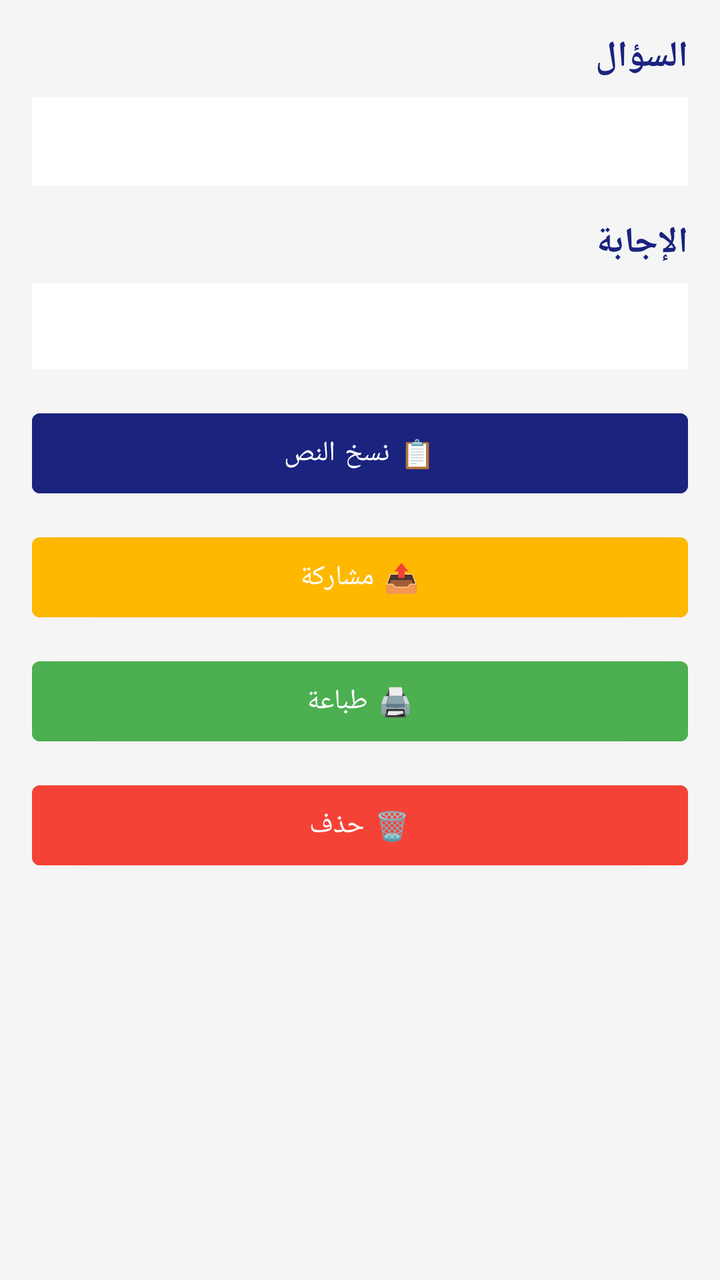
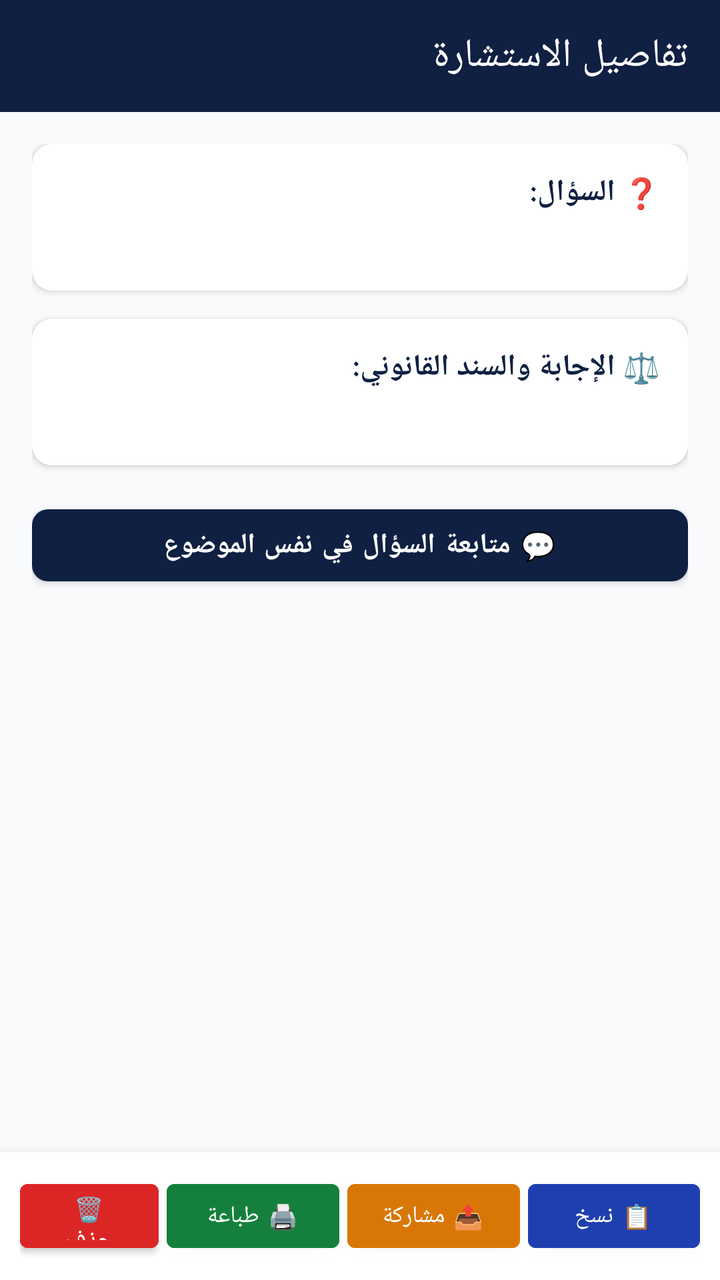

Two renders of the same Android screen: before a commit and after it. Below are the layout's source before the change and the commit's diff.
<!-- AndroidManifest.xml: application theme Theme.AlMustashar -->
<!-- res/layout/activity_query_detail.xml -->
<?xml version="1.0" encoding="utf-8"?>
<ScrollView xmlns:android="http://schemas.android.com/apk/res/android"
    android:layout_width="match_parent" android:layout_height="match_parent"
    android:background="#F5F5F5">
    <LinearLayout android:layout_width="match_parent" android:layout_height="wrap_content"
        android:orientation="vertical" android:padding="16dp">
        <TextView android:layout_width="match_parent" android:layout_height="wrap_content"
            android:text="السؤال" android:textColor="#1A237E" android:textSize="18sp"
            android:textStyle="bold" />
        <TextView android:id="@+id/tvQueryDetailQuestion" android:layout_width="match_parent"
            android:layout_height="wrap_content" android:layout_marginTop="8dp"
            android:padding="12dp" android:background="#FFFFFF"
            android:textColor="#212121" android:textSize="15sp" android:textIsSelectable="true" />
        <TextView android:layout_width="match_parent" android:layout_height="wrap_content"
            android:layout_marginTop="16dp" android:text="الإجابة" android:textColor="#1A237E"
            android:textSize="18sp" android:textStyle="bold" />
        <TextView android:id="@+id/tvQueryDetailAnswer" android:layout_width="match_parent"
            android:layout_height="wrap_content" android:layout_marginTop="8dp"
            android:padding="12dp" android:background="#FFFFFF"
            android:textColor="#212121" android:textSize="14sp" android:textIsSelectable="true" />
        <Button android:id="@+id/btnCopy" android:layout_width="match_parent"
            android:layout_height="52dp" android:layout_marginTop="16dp"
            android:text="📋 نسخ النص" android:textColor="#FFFFFF" android:backgroundTint="#1A237E" />
        <Button android:id="@+id/btnShare" android:layout_width="match_parent"
            android:layout_height="52dp" android:layout_marginTop="10dp"
            android:text="📤 مشاركة" android:textColor="#FFFFFF" android:backgroundTint="#FFB800" />
        <Button android:id="@+id/btnPrint" android:layout_width="match_parent"
            android:layout_height="52dp" android:layout_marginTop="10dp"
            android:text="🖨️ طباعة" android:textColor="#FFFFFF" android:backgroundTint="#4CAF50" />
        <Button android:id="@+id/btnDelete" android:layout_width="match_parent"
            android:layout_height="52dp" android:layout_marginTop="10dp"
            android:text="🗑️ حذف" android:textColor="#FFFFFF" android:backgroundTint="#F44336" />
    </LinearLayout>
</ScrollView>
<!-- resources referenced by this layout -->
<resources>
  <style name="Theme.AlMustashar" parent="Theme.MaterialComponents.DayNight.NoActionBar">
          
          <item name="colorPrimary">@color/primary</item>
          <item name="colorPrimaryVariant">@color/primary_dark</item>
          <item name="colorOnPrimary">@color/text_on_primary</item>
  
          
          <item name="colorSecondary">@color/accent</item>
          <item name="colorSecondaryVariant">@color/accent_dark</item>
          <item name="colorOnSecondary">@color/text_primary</item>
  
          
          <item name="android:colorBackground">@color/background</item>
          <item name="colorSurface">@color/surface</item>
          <item name="colorOnSurface">@color/text_primary</item>
  
          
          <item name="colorError">@color/error</item>
          <item name="colorOnError">@color/text_on_primary</item>
  
          
          <item name="android:statusBarColor">@color/primary_dark</item>
          <item name="android:windowLightStatusBar">false</item>
  
          
          <item name="android:navigationBarColor">@color/primary_dark</item>
  
          
          <item name="android:textColorPrimary">@color/text_primary</item>
          <item name="android:textColorSecondary">@color/text_secondary</item>
          <item name="android:textColorHint">@color/text_hint</item>
  
          
          <item name="android:fontFamily">sans-serif</item>
          <item name="fontFamily">sans-serif</item>
      </style>
  <color name="primary">#1A237E</color>
  <color name="primary_dark">#0D1442</color>
  <color name="text_on_primary">#FFFFFF</color>
  <color name="accent">#FFB800</color>
  <color name="accent_dark">#C68A00</color>
  <color name="text_primary">#212121</color>
  <color name="background">#F5F5F5</color>
  <color name="surface">#FFFFFF</color>
  <color name="error">#F44336</color>
  <color name="text_secondary">#757575</color>
  <color name="text_hint">#BDBDBD</color>
</resources>

<!-- the commit's change to res/layout/activity_query_detail.xml (unified diff, before → after) -->
@@ -1,34 +1,173 @@
 <?xml version="1.0" encoding="utf-8"?>
-<ScrollView xmlns:android="http://schemas.android.com/apk/res/android"
-    android:layout_width="match_parent" android:layout_height="match_parent"
-    android:background="#F5F5F5">
-    <LinearLayout android:layout_width="match_parent" android:layout_height="wrap_content"
-        android:orientation="vertical" android:padding="16dp">
-        <TextView android:layout_width="match_parent" android:layout_height="wrap_content"
-            android:text="السؤال" android:textColor="#1A237E" android:textSize="18sp"
-            android:textStyle="bold" />
-        <TextView android:id="@+id/tvQueryDetailQuestion" android:layout_width="match_parent"
-            android:layout_height="wrap_content" android:layout_marginTop="8dp"
-            android:padding="12dp" android:background="#FFFFFF"
-            android:textColor="#212121" android:textSize="15sp" android:textIsSelectable="true" />
-        <TextView android:layout_width="match_parent" android:layout_height="wrap_content"
-            android:layout_marginTop="16dp" android:text="الإجابة" android:textColor="#1A237E"
-            android:textSize="18sp" android:textStyle="bold" />
-        <TextView android:id="@+id/tvQueryDetailAnswer" android:layout_width="match_parent"
-            android:layout_height="wrap_content" android:layout_marginTop="8dp"
-            android:padding="12dp" android:background="#FFFFFF"
-            android:textColor="#212121" android:textSize="14sp" android:textIsSelectable="true" />
-        <Button android:id="@+id/btnCopy" android:layout_width="match_parent"
-            android:layout_height="52dp" android:layout_marginTop="16dp"
-            android:text="📋 نسخ النص" android:textColor="#FFFFFF" android:backgroundTint="#1A237E" />
-        <Button android:id="@+id/btnShare" android:layout_width="match_parent"
-            android:layout_height="52dp" android:layout_marginTop="10dp"
-            android:text="📤 مشاركة" android:textColor="#FFFFFF" android:backgroundTint="#FFB800" />
-        <Button android:id="@+id/btnPrint" android:layout_width="match_parent"
-            android:layout_height="52dp" android:layout_marginTop="10dp"
-            android:text="🖨️ طباعة" android:textColor="#FFFFFF" android:backgroundTint="#4CAF50" />
-        <Button android:id="@+id/btnDelete" android:layout_width="match_parent"
-            android:layout_height="52dp" android:layout_marginTop="10dp"
-            android:text="🗑️ حذف" android:textColor="#FFFFFF" android:backgroundTint="#F44336" />
+<LinearLayout xmlns:android="http://schemas.android.com/apk/res/android"
+    xmlns:app="http://schemas.android.com/apk/res-auto"
+    android:layout_width="match_parent"
+    android:layout_height="match_parent"
+    android:orientation="vertical"
+    android:background="#F8FAFC"
+    android:layoutDirection="rtl">
+
+    
+    <androidx.appcompat.widget.Toolbar
+        android:id="@+id/detailToolbar"
+        android:layout_width="match_parent"
+        android:layout_height="?attr/actionBarSize"
+        android:background="#0F2042"
+        app:title="تفاصيل الاستشارة"
+        app:titleTextColor="#FFFFFF" />
+
+    
+    <ScrollView
+        android:layout_width="match_parent"
+        android:layout_height="0dp"
+        android:layout_weight="1"
+        android:padding="16dp">
+
+        <LinearLayout
+            android:layout_width="match_parent"
+            android:layout_height="wrap_content"
+            android:orientation="vertical">
+
+            
+            <androidx.cardview.widget.CardView
+                android:layout_width="match_parent"
+                android:layout_height="wrap_content"
+                android:layout_marginBottom="14dp"
+                app:cardCornerRadius="10dp"
+                app:cardElevation="2dp"
+                app:cardBackgroundColor="#FFFFFF">
+
+                <LinearLayout
+                    android:layout_width="match_parent"
+                    android:layout_height="wrap_content"
+                    android:orientation="vertical"
+                    android:padding="14dp">
+
+                    <TextView
+                        android:layout_width="wrap_content"
+                        android:layout_height="wrap_content"
+                        android:text="❓ السؤال:"
+                        android:textColor="#0F2042"
+                        android:textStyle="bold"
+                        android:textSize="15sp"
+                        android:layout_marginBottom="6dp" />
+
+                    <TextView
+                        android:id="@+id/tvQueryDetailQuestion"
+                        android:layout_width="match_parent"
+                        android:layout_height="wrap_content"
+                        android:textColor="#334155"
+                        android:textSize="14sp"
+                        android:lineSpacingExtra="4dp" />
+                </LinearLayout>
+            </androidx.cardview.widget.CardView>
+
+            
+            <androidx.cardview.widget.CardView
+                android:layout_width="match_parent"
+                android:layout_height="wrap_content"
+                android:layout_marginBottom="16dp"
+                app:cardCornerRadius="10dp"
+                app:cardElevation="2dp"
+                app:cardBackgroundColor="#FFFFFF">
+
+                <LinearLayout
+                    android:layout_width="match_parent"
+                    android:layout_height="wrap_content"
+                    android:orientation="vertical"
+                    android:padding="14dp">
+
+                    <TextView
+                        android:layout_width="wrap_content"
+                        android:layout_height="wrap_content"
+                        android:text="⚖️ الإجابة والسند القانوني:"
+                        android:textColor="#0F2042"
+                        android:textStyle="bold"
+                        android:textSize="15sp"
+                        android:layout_marginBottom="6dp" />
+
+                    <TextView
+                        android:id="@+id/tvQueryDetailAnswer"
+                        android:layout_width="match_parent"
+                        android:layout_height="wrap_content"
+                        android:textColor="#1E293B"
+                        android:textSize="14sp"
+                        android:lineSpacingExtra="5dp" />
+                </LinearLayout>
+            </androidx.cardview.widget.CardView>
+
+            
+            <com.google.android.material.button.MaterialButton
+                android:id="@+id/btnContinueConsult"
+                android:layout_width="match_parent"
+                android:layout_height="48dp"
+                android:text="💬 متابعة السؤال في نفس الموضوع"
+                android:textSize="14sp"
+                android:textStyle="bold"
+                android:textColor="#FFFFFF"
+                app:backgroundTint="#0F2042"
+                app:cornerRadius="8dp" />
+
+        </LinearLayout>
+    </ScrollView>
+
+    
+    <LinearLayout
+        android:layout_width="match_parent"
+        android:layout_height="wrap_content"
+        android:orientation="horizontal"
+        android:padding="10dp"
+        android:background="#FFFFFF"
+        android:elevation="8dp"
+        android:gravity="center">
+
+        
+        <Button
+            android:id="@+id/btnCopy"
+            android:layout_width="0dp"
+            android:layout_height="44dp"
+            android:layout_weight="1"
+            android:layout_marginEnd="4dp"
+            android:text="📋 نسخ"
+            android:textSize="12sp"
+            android:textColor="#FFFFFF"
+            android:backgroundTint="#1E40AF" />
+
+        
+        <Button
+            android:id="@+id/btnShare"
+            android:layout_width="0dp"
+            android:layout_height="44dp"
+            android:layout_weight="1"
+            android:layout_marginEnd="4dp"
+            android:text="📤 مشاركة"
+            android:textSize="12sp"
+            android:textColor="#FFFFFF"
+            android:backgroundTint="#D97706" />
+
+        
+        <Button
+            android:id="@+id/btnPrint"
+            android:layout_width="0dp"
+            android:layout_height="44dp"
+            android:layout_weight="1"
+            android:layout_marginEnd="4dp"
+            android:text="🖨️ طباعة"
+            android:textSize="12sp"
+            android:textColor="#FFFFFF"
+            android:backgroundTint="#15803D" />
+
+        
+        <Button
+            android:id="@+id/btnDelete"
+            android:layout_width="0dp"
+            android:layout_height="44dp"
+            android:layout_weight="0.8"
+            android:text="🗑️ حذف"
+            android:textSize="12sp"
+            android:textColor="#FFFFFF"
+            android:backgroundTint="#DC2626" />
+
     </LinearLayout>
-</ScrollView>
+
+</LinearLayout>
